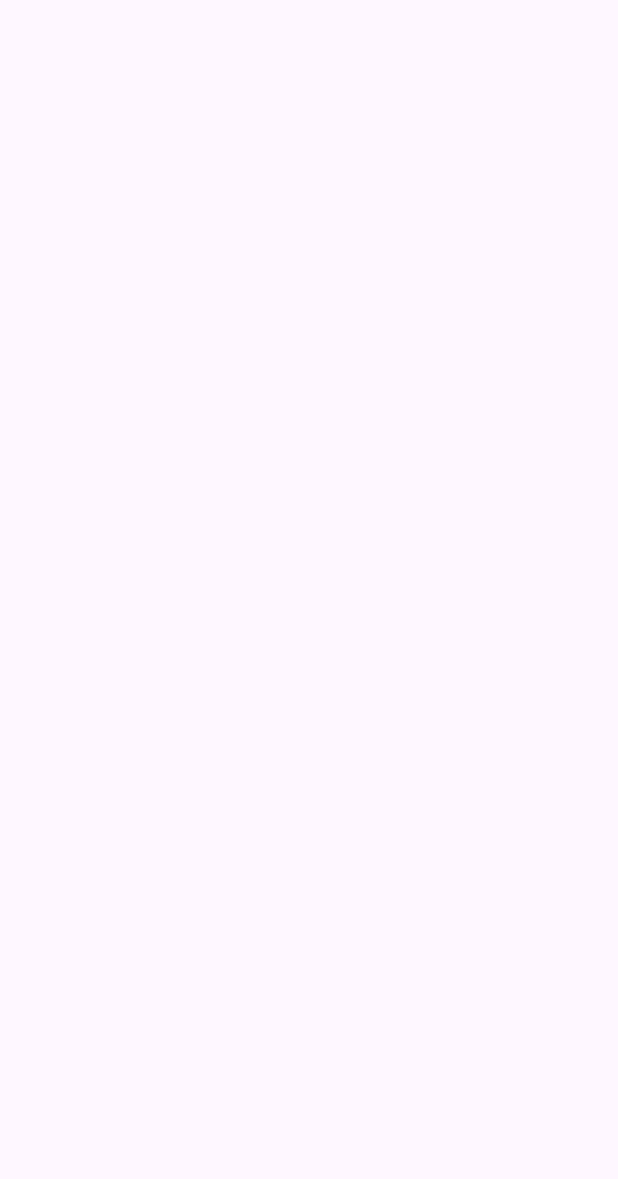
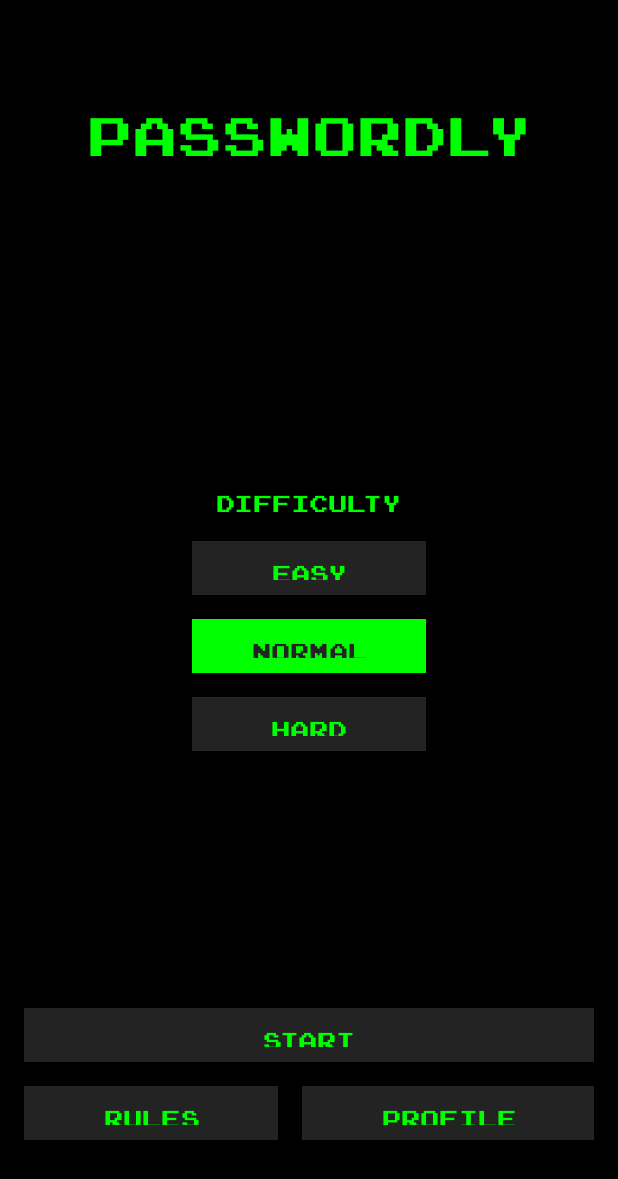
Before and after one commit to Karakurik/team1-project-summer-lab-2023, an Android app: the screen it shows after launch (MainActivity), on a phone screen of 412 x 824 dp. Before the commit the part shown is empty. Shown: the top 1179 px of the screen. Run offline under Robolectric (Android 15) with nearby library versions, the phone set to English and light mode, and no system bars.

Commit message:
main screen and profile screen

```diff
--- /dev/null
+++ b/app/src/main/java/ru/itis/team1/summer2023/lab/Difficulty.kt
@@ -0,0 +1,5 @@
+package ru.itis.team1.summer2023.lab
+
+enum class Difficulty {
+    EASY, NORMAL, HARD
+}
--- /dev/null
+++ b/app/src/main/java/ru/itis/team1/summer2023/lab/MainFragment.kt
@@ -0,0 +1,64 @@
+package ru.itis.team1.summer2023.lab
+
+import android.content.res.ColorStateList
+import android.os.Bundle
+import android.view.View
+import androidx.fragment.app.Fragment
+import androidx.navigation.fragment.findNavController
+import com.google.android.material.button.MaterialButton
+import ru.itis.team1.summer2023.lab.databinding.FragmentMainBinding
+
+class MainFragment : Fragment(R.layout.fragment_main) {
+    private var binding: FragmentMainBinding? = null
+    private var selectedDifficulty = Difficulty.NORMAL
+
+    override fun onViewCreated(view: View, savedInstanceState: Bundle?) {
+        super.onViewCreated(view, savedInstanceState)
+        binding = FragmentMainBinding.bind(view)
+
+        changeDifficulty(selectedDifficulty)
+
+        binding?.apply {
+            btnEasy.setOnClickListener { changeDifficulty(Difficulty.EASY) }
+            btnNormal.setOnClickListener { changeDifficulty(Difficulty.NORMAL) }
+            btnHard.setOnClickListener { changeDifficulty(Difficulty.HARD) }
+
+            btnProfile.setOnClickListener {
+                findNavController().navigate(R.id.action_mainFragment_to_profileFragment)
+            }
+            btnStart.setOnClickListener {
+                // TODO: navigate to game fragment
+            }
+            btnRules.setOnClickListener {
+                // TODO: navigate to rules fragment
+            }
+        }
+    }
+
+    private fun changeDifficulty(newDifficulty: Difficulty) {
+        var btn = buttonOfDifficulty(selectedDifficulty)
+        btn?.apply {
+            backgroundTintList = ColorStateList.valueOf(requireContext().getColor(R.color.element_bg))
+            setTextColor(requireContext().getColor(R.color.primary))
+        }
+
+        btn = buttonOfDifficulty(newDifficulty)
+        btn?.apply {
+            backgroundTintList = ColorStateList.valueOf(requireContext().getColor(R.color.primary))
+            setTextColor(requireContext().getColor(R.color.element_bg))
+        }
+
+        selectedDifficulty = newDifficulty
+    }
+
+    private fun buttonOfDifficulty(difficulty: Difficulty): MaterialButton? = when (difficulty) {
+        Difficulty.EASY -> binding?.btnEasy
+        Difficulty.NORMAL -> binding?.btnNormal
+        Difficulty.HARD -> binding?.btnHard
+    }
+
+    override fun onDestroyView() {
+        super.onDestroyView()
+        binding = null
+    }
+}
--- /dev/null
+++ b/app/src/main/res/drawable/button.xml
@@ -0,0 +1,4 @@
+<?xml version="1.0" encoding="utf-8"?>
+<shape xmlns:android="http://schemas.android.com/apk/res/android" android:shape="rectangle">
+    <corners android:radius="0dp" />
+</shape>
--- /dev/null
+++ b/app/src/main/res/drawable/empty_divider.xml
@@ -0,0 +1,4 @@
+<?xml version="1.0" encoding="utf-8"?>
+<shape xmlns:android="http://schemas.android.com/apk/res/android">
+    <size android:height="16dp" android:width="16dp" />
+</shape>
--- a/app/src/main/res/layout/activity_main.xml
+++ b/app/src/main/res/layout/activity_main.xml
@@ -6,4 +6,16 @@
     android:layout_height="match_parent"
     tools:context=".MainActivity">
 
+    <androidx.fragment.app.FragmentContainerView
+        android:id="@+id/host_fragment"
+        android:name="androidx.navigation.fragment.NavHostFragment"
+        android:layout_width="match_parent"
+        android:layout_height="0dp"
+        app:defaultNavHost="true"
+        app:layout_constraintTop_toTopOf="parent"
+        app:layout_constraintBottom_toBottomOf="parent"
+        app:layout_constraintLeft_toLeftOf="parent"
+        app:layout_constraintRight_toRightOf="parent"
+        app:navGraph="@navigation/nav_graph" />
+
 </androidx.constraintlayout.widget.ConstraintLayout>
--- /dev/null
+++ b/app/src/main/res/layout/fragment_main.xml
@@ -0,0 +1,123 @@
+<?xml version="1.0" encoding="utf-8"?>
+<androidx.constraintlayout.widget.ConstraintLayout xmlns:android="http://schemas.android.com/apk/res/android"
+    xmlns:app="http://schemas.android.com/apk/res-auto"
+    android:layout_width="match_parent"
+    android:layout_height="match_parent"
+    android:background="@color/background">
+
+    <TextView
+        android:layout_width="wrap_content"
+        android:layout_height="wrap_content"
+        android:layout_marginTop="64dp"
+        android:text="@string/game_name"
+        android:textColor="@color/primary"
+        android:textSize="36sp"
+        app:layout_constraintEnd_toEndOf="parent"
+        app:layout_constraintStart_toStartOf="parent"
+        app:layout_constraintTop_toTopOf="parent" />
+
+    <LinearLayout
+        android:layout_width="wrap_content"
+        android:layout_height="wrap_content"
+        android:divider="@drawable/empty_divider"
+        android:gravity="center_horizontal"
+        android:orientation="vertical"
+        android:showDividers="middle"
+        app:layout_constraintBottom_toBottomOf="parent"
+        app:layout_constraintLeft_toLeftOf="parent"
+        app:layout_constraintRight_toRightOf="parent"
+        app:layout_constraintTop_toTopOf="parent">
+
+        <TextView
+            android:layout_width="wrap_content"
+            android:layout_height="wrap_content"
+            android:text="@string/difficulty_text"
+            android:textColor="@color/primary"
+            android:textSize="15sp" />
+
+        <com.google.android.material.button.MaterialButton
+            android:id="@+id/btn_easy"
+            android:layout_width="156dp"
+            android:layout_height="@dimen/btn_height"
+            android:background="@drawable/button"
+            android:text="@string/easy_difficulty_selector_text"
+            android:textColor="@color/primary"
+            android:textSize="15sp"
+            app:backgroundTint="@color/element_bg" />
+
+        <com.google.android.material.button.MaterialButton
+            android:id="@+id/btn_normal"
+            android:layout_width="156dp"
+            android:layout_height="@dimen/btn_height"
+            android:background="@drawable/button"
+            android:text="@string/normal_difficulty_selector_text"
+            android:textColor="@color/primary"
+            android:textSize="15sp"
+            app:backgroundTint="@color/element_bg" />
+
+        <com.google.android.material.button.MaterialButton
+            android:id="@+id/btn_hard"
+            android:layout_width="156dp"
+            android:layout_height="@dimen/btn_height"
+            android:background="@drawable/button"
+            android:text="@string/hard_difficulty_selector_text"
+            android:textColor="@color/primary"
+            android:textSize="15sp"
+            app:backgroundTint="@color/element_bg" />
+
+    </LinearLayout>
+
+    <com.google.android.material.button.MaterialButton
+        android:id="@+id/btn_start"
+        android:layout_width="match_parent"
+        android:layout_height="@dimen/btn_height"
+        android:layout_marginHorizontal="16dp"
+        android:layout_marginBottom="116dp"
+        android:background="@drawable/button"
+        android:text="@string/start_button_text"
+        android:textColor="@color/primary"
+        android:textSize="15sp"
+        app:backgroundTint="@color/element_bg"
+        app:layout_constraintBottom_toBottomOf="parent" />
+
+    <LinearLayout
+        android:layout_width="match_parent"
+        android:layout_height="wrap_content"
+        android:layout_marginHorizontal="16dp"
+        android:layout_marginTop="16dp"
+        android:divider="@drawable/empty_divider"
+        android:orientation="horizontal"
+        android:showDividers="middle"
+        app:layout_constraintTop_toBottomOf="@id/btn_start">
+
+        <com.google.android.material.button.MaterialButton
+            android:id="@+id/btn_rules"
+            android:layout_width="wrap_content"
+            android:layout_height="@dimen/btn_height"
+            android:layout_weight="1"
+            android:background="@drawable/button"
+            android:text="@string/rules_button_text"
+            android:textColor="@color/primary"
+            android:textSize="15sp"
+            app:backgroundTint="@color/element_bg"
+            app:layout_constraintEnd_toEndOf="parent"
+            app:layout_constraintStart_toStartOf="parent"
+            app:layout_constraintTop_toBottomOf="@id/btn_start" />
+
+        <com.google.android.material.button.MaterialButton
+            android:id="@+id/btn_profile"
+            android:layout_width="wrap_content"
+            android:layout_height="@dimen/btn_height"
+            android:layout_weight="1"
+            android:background="@drawable/button"
+            android:text="@string/profile_button_text"
+            android:textColor="@color/primary"
+            android:textSize="15sp"
+            app:backgroundTint="@color/element_bg"
+            app:layout_constraintEnd_toEndOf="parent"
+            app:layout_constraintStart_toStartOf="parent"
+            app:layout_constraintTop_toBottomOf="@id/btn_start" />
+
+    </LinearLayout>
+
+</androidx.constraintlayout.widget.ConstraintLayout>
--- /dev/null
+++ b/app/src/main/res/navigation/nav_graph.xml
@@ -0,0 +1,21 @@
+<?xml version="1.0" encoding="utf-8"?>
+<navigation xmlns:android="http://schemas.android.com/apk/res/android"
+    xmlns:app="http://schemas.android.com/apk/res-auto"
+    xmlns:tools="http://schemas.android.com/tools"
+    android:id="@+id/nav_graph"
+    app:startDestination="@id/mainFragment">
+
+    <fragment
+        android:id="@+id/mainFragment"
+        android:name="ru.itis.team1.summer2023.lab.MainFragment"
+        android:label="MainFragment"
+        tools:layout="@layout/fragment_main" >
+        <action
+            android:id="@+id/action_mainFragment_to_profileFragment"
+            app:destination="@id/profileFragment" />
+    </fragment>
+    <fragment
+        android:id="@+id/profileFragment"
+        android:name="ru.itis.team1.summer2023.lab.ProfileFragment"
+        android:label="ProfileFragment" />
+</navigation>
--- a/app/src/main/res/values/colors.xml
+++ b/app/src/main/res/values/colors.xml
@@ -2,4 +2,12 @@
 <resources>
     <color name="black">#FF000000</color>
     <color name="white">#FFFFFFFF</color>
+
+    <color name="background">#000000</color>
+    <color name="primary">#00FF00</color>
+    <color name="element_bg">#232323</color>
+    <color name="bull">#00FF00</color>
+    <color name="cow">#FFFF00</color>
+    <color name="miss">#696969</color>
+    <color name="text">#FFFFFF</color>
 </resources>
--- /dev/null
+++ b/app/src/main/res/values/dimen.xml
@@ -0,0 +1,4 @@
+<?xml version="1.0" encoding="utf-8"?>
+<resources>
+    <dimen name="btn_height">36dp</dimen>
+</resources>
--- a/app/src/main/res/values/strings.xml
+++ b/app/src/main/res/values/strings.xml
@@ -1,3 +1,16 @@
 <resources>
     <string name="app_name">team1-project-summer-lab-2023</string>
+    <string name="game_name">passWordly</string>
+    <string name="difficulty_text">Difficulty</string>
+    <string name="easy_difficulty_selector_text">Easy</string>
+    <string name="normal_difficulty_selector_text">Normal</string>
+    <string name="hard_difficulty_selector_text">Hard</string>
+    <string name="start_button_text">Start</string>
+    <string name="rules_button_text">Rules</string>
+    <string name="profile_button_text">Profile</string>
+    <string name="profile_title">Profile</string>
+    <string name="total_games_text">Total games: %1$d</string>
+    <string name="games_won_text">Games won: %1$.1f%%</string>
+    <string name="back_button_text">Back</string>
+    <string name="dictionary_button_text">Dictionary</string>
 </resources>
--- a/app/src/main/res/values/themes.xml
+++ b/app/src/main/res/values/themes.xml
@@ -5,5 +5,7 @@
         <!-- <item name="colorPrimary">@color/my_light_primary</item> -->
     </style>
 
-    <style name="Theme.Team1projectsummerlab2023" parent="Base.Theme.Team1projectsummerlab2023" />
+    <style name="Theme.Team1projectsummerlab2023" parent="Base.Theme.Team1projectsummerlab2023">
+        <item name="fontFamily">@font/joystix</item>
+    </style>
 </resources>
```
Also changed, not shown: app/src/main/java/ru/itis/team1/summer2023/lab/ProfileFragment.kt (added, +56 -0 lines), app/src/main/res/layout/fragment_profile.xml (added, +140 -0 lines), app/src/main/res/drawable-nodpi/trophy1.png (added), app/src/main/res/drawable-nodpi/trophy2.png (added), app/src/main/res/drawable-nodpi/trophy3.png (added), app/src/main/res/font/joystix.otf (added).
